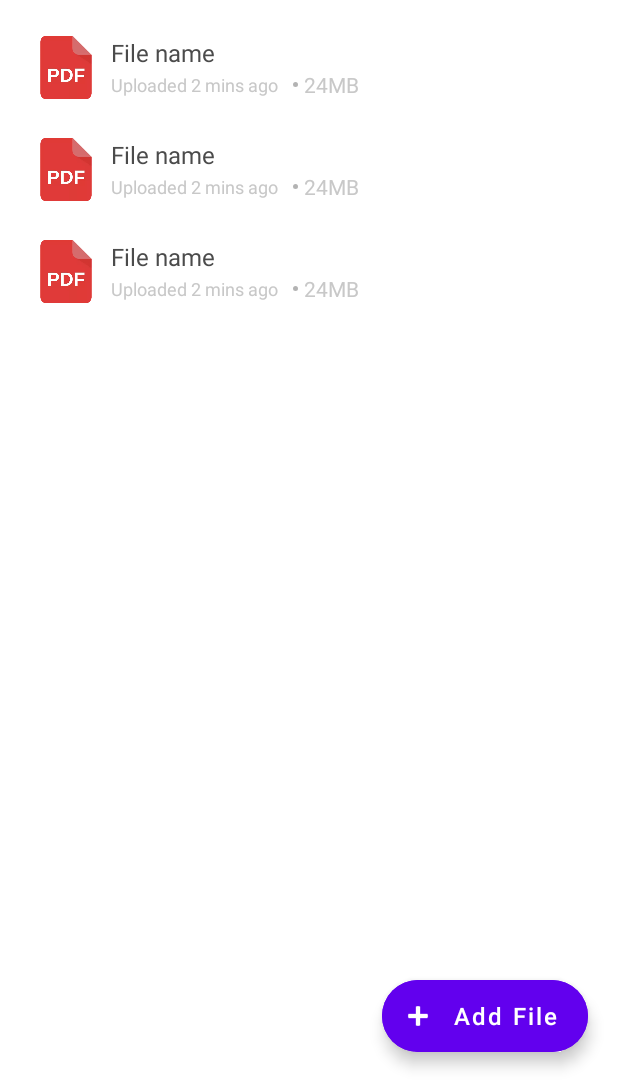
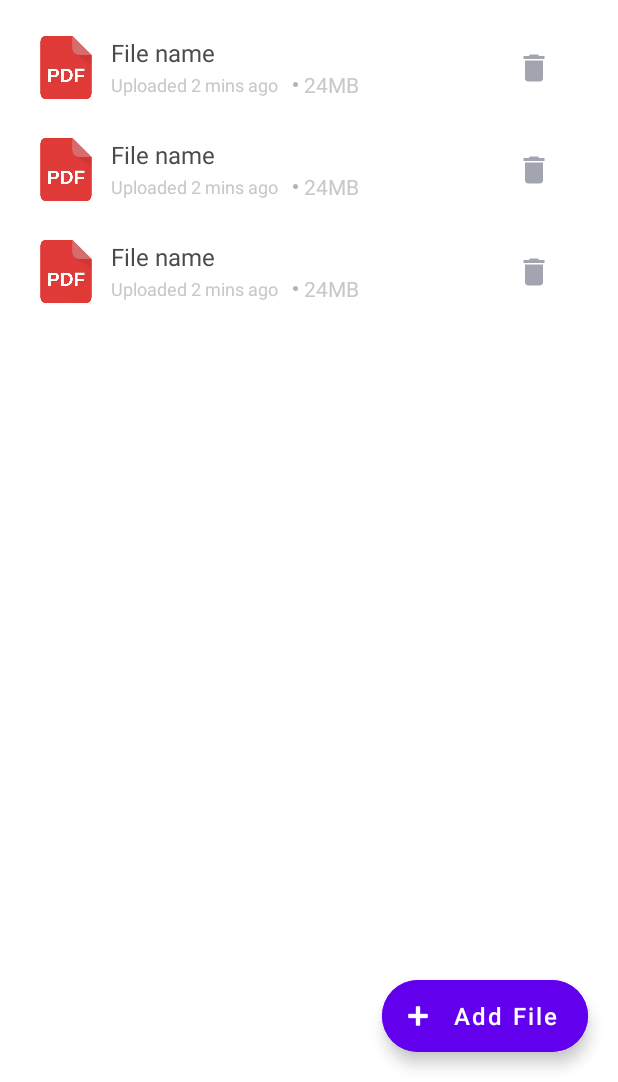
Before and after one commit to Mihir-Kanojia/GraphicalAuthenticator, an Android app: the layout activity_file_dashbaord.xml on its own in the app's theme, with its tools: preview values and no code run, on a phone screen of 412 x 824 dp, the part 154-1236 px from its top. Run offline under Robolectric (Android 15) with nearby library versions, the phone set to English and light mode, and no system bars.

Commit message:
Final edits

```diff
--- a/app/src/main/java/com/example/graphicalauthenticator/ui/auth/EmailLoginActivity.java
+++ b/app/src/main/java/com/example/graphicalauthenticator/ui/auth/EmailLoginActivity.java
@@ -81,6 +81,7 @@ public class EmailLoginActivity extends AppCompatActivity {
 
 
             });
+
 
             binding.tvRegisterHere.setOnClickListener(new View.OnClickListener() {
                 @Override
--- a/app/src/main/java/com/example/graphicalauthenticator/ui/filemanager/FileDashbaordActivity.java
+++ b/app/src/main/java/com/example/graphicalauthenticator/ui/filemanager/FileDashbaordActivity.java
@@ -88,7 +88,6 @@ public class FileDashbaordActivity extends AppCompatActivity {
             Log.d("TAG", "onCreate UID: FileDashboardActivity: " + Objects.requireNonNull(FirebaseAuth.getInstance().getCurrentUser()).getUid());
 
 
-// Define an ActivityResultLauncher to launch the file picker and receive the result
             ActivityResultLauncher<String> filePickerLauncher = registerForActivityResult(new ActivityResultContracts.GetContent(),
                     uri -> {
                         if (true) {
@@ -98,9 +97,8 @@ public class FileDashbaordActivity extends AppCompatActivity {
             );
 
 
-// Launch the file picker when the user clicks the button
             binding.btnUpload.setOnClickListener(view -> {
-                filePickerLauncher.launch("*/*"); // Allow any type of file to be selected
+                filePickerLauncher.launch("*/*"); // Allow any type of file
             });
 
             binding.btnLogout.setOnClickListener(new View.OnClickListener() {
--- /dev/null
+++ b/app/src/main/res/drawable/delete_24.xml
@@ -0,0 +1,5 @@
+<vector android:height="24dp" android:tint="#DEE1E8"
+    android:viewportHeight="24" android:viewportWidth="24"
+    android:width="24dp" xmlns:android="http://schemas.android.com/apk/res/android">
+    <path android:fillColor="@android:color/white" android:pathData="M6,19c0,1.1 0.9,2 2,2h8c1.1,0 2,-0.9 2,-2V7H6v12zM19,4h-3.5l-1,-1h-5l-1,1H5v2h14V4z"/>
+</vector>
--- a/app/src/main/res/layout/list_files.xml
+++ b/app/src/main/res/layout/list_files.xml
@@ -10,11 +10,11 @@
     <ImageView
         android:id="@+id/fileImageView"
         android:layout_width="40dp"
-        android:src="@drawable/file_pdf"
         android:layout_height="50dp"
         android:layout_marginTop="8dp"
         android:layout_marginBottom="10dp"
         android:contentDescription="@string/todo"
+        android:src="@drawable/file_pdf"
         app:layout_constraintBottom_toBottomOf="parent"
         app:layout_constraintStart_toStartOf="parent"
         app:layout_constraintTop_toTopOf="parent" />
@@ -48,8 +48,8 @@
             android:layout_width="wrap_content"
             android:layout_height="wrap_content"
             android:layout_marginTop="2dp"
+            android:lines="1"
             android:text="Uploaded 2 mins ago"
-            android:lines="1"
             android:textColor="@color/box_stroke_color"
             android:textSize="12sp"
             app:layout_constraintStart_toStartOf="parent"
@@ -61,13 +61,23 @@
             android:layout_height="wrap_content"
             android:layout_marginStart="10dp"
             android:drawablePadding="4dp"
+            android:lines="1"
             android:text="24MB"
-            android:lines="1"
             android:textColor="@color/box_stroke_color"
             app:drawableStartCompat="@drawable/ic_size_circle"
             app:layout_constraintBottom_toBottomOf="@id/dateAndTime"
             app:layout_constraintStart_toEndOf="@+id/dateAndTime"
             app:layout_constraintTop_toTopOf="@+id/dateAndTime" />
+
+        <ImageView
+            android:id="@+id/deleteBtn"
+            android:layout_width="wrap_content"
+            android:layout_height="wrap_content"
+            android:src="@drawable/delete_24"
+            app:layout_constraintBottom_toBottomOf="parent"
+            app:layout_constraintEnd_toEndOf="parent"
+            app:layout_constraintTop_toTopOf="parent"
+            app:tint="#A2A5B0" />
 
     </androidx.constraintlayout.widget.ConstraintLayout>
 
```
